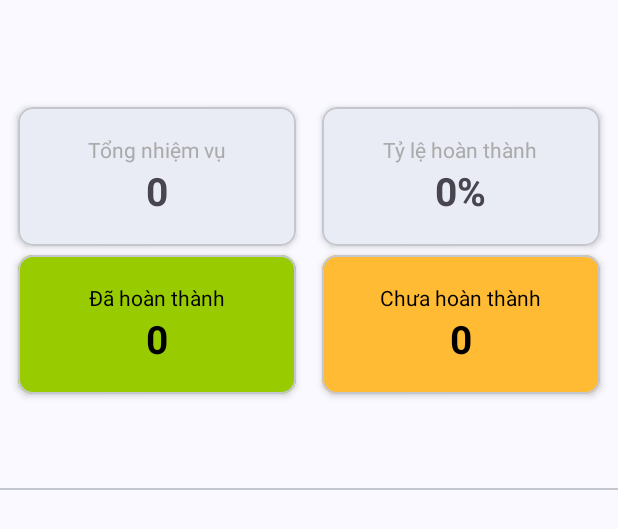
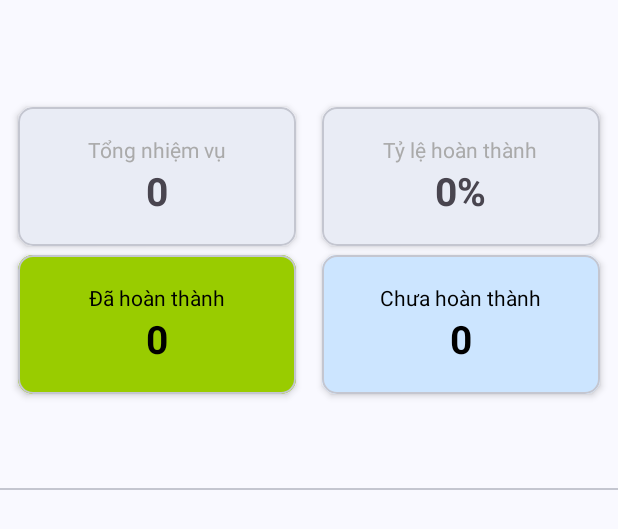
Before and after one commit to yngpiu/todo-app-android, an Android app: the layout fragment_statistic.xml on its own in the app's theme, with its tools: preview values and no code run, on a phone screen of 412 x 824 dp. Shown: the top 529 px of the screen. Run offline under Robolectric (Android 15) with nearby library versions, the phone set to English and light mode, and no system bars.

Commit message:
style: Update Pending card background color in Statistics
This commit changes the background color of the "Pending Tasks" card in the `fragment_statistic.xml` layout.

- **fragment_statistic.xml:**
    - Changed `android:background` for the `LinearLayout` within `card_pending` from `@android:color/holo_orange_light` to `#CCE5FF` (a light blue color).

```diff
--- a/app/src/main/res/layout/fragment_statistic.xml
+++ b/app/src/main/res/layout/fragment_statistic.xml
@@ -149,7 +149,7 @@
             android:orientation="vertical"
             android:gravity="center"
             android:padding="12dp"
-            android:background="@android:color/holo_orange_light">
+            android:background="#CCE5FF">
 
             <TextView
                 android:id="@+id/tv_pending_label"
```
